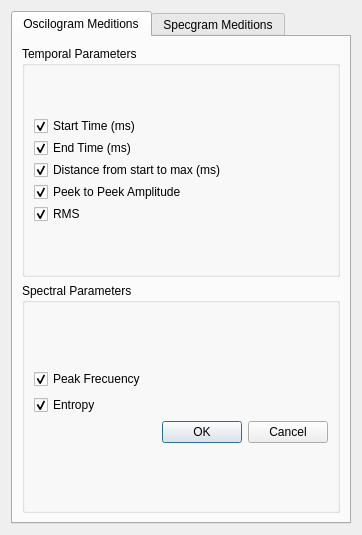
Qt form Graphic_Interface/UI Files/ParameterMeasurementDialogUI.ui (ECMora/SoundLab) before a commit.
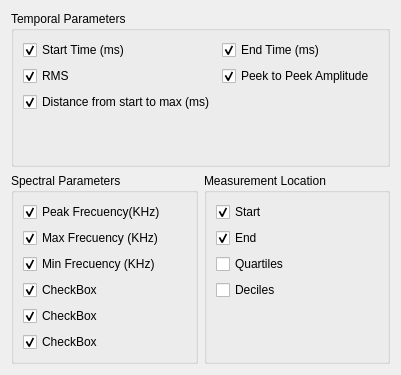
The same form after that commit.

```diff
--- a/Graphic_Interface/UI Files/ParameterMeasurementDialogUI.ui
+++ b/Graphic_Interface/UI Files/ParameterMeasurementDialogUI.ui
@@ -6,8 +6,8 @@
    <rect>
     <x>0</x>
     <y>0</y>
-    <width>362</width>
-    <height>535</height>
+    <width>401</width>
+    <height>375</height>
    </rect>
   </property>
   <property name="sizePolicy">
@@ -23,45 +23,88 @@
    <bool>false</bool>
   </property>
   <layout class="QGridLayout" name="gridLayout_3">
-   <item row="0" column="0">
-    <layout class="QVBoxLayout" name="verticalLayout">
-     <property name="sizeConstraint">
-      <enum>QLayout::SetMaximumSize</enum>
-     </property>
-     <item>
-      <widget class="QTabWidget" name="tabWidget">
-       <property name="currentIndex">
-        <number>0</number>
-       </property>
-       <property name="tabsClosable">
-        <bool>false</bool>
-       </property>
-       <property name="movable">
-        <bool>true</bool>
-       </property>
-       <widget class="QWidget" name="tabOscParam">
-        <attribute name="title">
-         <string>Oscilogram Meditions</string>
-        </attribute>
-        <layout class="QGridLayout" name="gridLayout_2">
-         <item row="1" column="0">
-          <widget class="QGroupBox" name="gboxSpectralParameters">
-           <property name="sizePolicy">
-            <sizepolicy hsizetype="Expanding" vsizetype="Expanding">
-             <horstretch>0</horstretch>
-             <verstretch>0</verstretch>
-            </sizepolicy>
-           </property>
+   <item row="1" column="2">
+    <widget class="QGroupBox" name="gboxSpectral">
            <property name="title">
             <string>Spectral Parameters</string>
            </property>
-           <layout class="QGridLayout" name="gridLayout_4">
+     <layout class="QFormLayout" name="formLayout_2">
+      <property name="fieldGrowthPolicy">
+       <enum>QFormLayout::AllNonFixedFieldsGrow</enum>
+      </property>
             <item row="1" column="0">
-             <layout class="QGridLayout" name="gridLayout">
+       <widget class="QCheckBox" name="cbxDistancefromStartToMax_2">
+        <property name="text">
+         <string>Peak Frecuency(KHz)</string>
+        </property>
+        <property name="checked">
+         <bool>true</bool>
+        </property>
+       </widget>
+      </item>
+      <item row="2" column="0">
+       <widget class="QCheckBox" name="checkBox">
+        <property name="text">
+         <string>Max Frecuency (KHz)</string>
+        </property>
+        <property name="checked">
+         <bool>true</bool>
+        </property>
+       </widget>
+      </item>
+      <item row="3" column="0">
+       <widget class="QCheckBox" name="checkBox_2">
+        <property name="text">
+         <string>Min Frecuency (KHz)</string>
+        </property>
+        <property name="checked">
+         <bool>true</bool>
+        </property>
+       </widget>
+      </item>
+      <item row="4" column="0">
+       <widget class="QCheckBox" name="checkBox_4">
+        <property name="text">
+         <string>CheckBox</string>
+        </property>
+        <property name="checked">
+         <bool>true</bool>
+        </property>
+       </widget>
+      </item>
+      <item row="5" column="0">
+       <widget class="QCheckBox" name="checkBox_3">
+        <property name="text">
+         <string>CheckBox</string>
+        </property>
+        <property name="checked">
+         <bool>true</bool>
+        </property>
+       </widget>
+      </item>
+      <item row="6" column="0">
+       <widget class="QCheckBox" name="checkBox_5">
+        <property name="text">
+         <string>CheckBox</string>
+        </property>
+        <property name="checked">
+         <bool>true</bool>
+        </property>
+       </widget>
+      </item>
+     </layout>
+    </widget>
+   </item>
+   <item row="1" column="3">
+    <widget class="QGroupBox" name="groupBox">
+     <property name="title">
+      <string>Measurement Location</string>
+     </property>
+     <layout class="QFormLayout" name="formLayout_3">
               <item row="0" column="0">
-               <widget class="QCheckBox" name="cbxPeakFreq">
+       <widget class="QCheckBox" name="checkBox_6">
                 <property name="text">
-                 <string>Peak Frecuency</string>
+         <string>Start</string>
                 </property>
                 <property name="checked">
                  <bool>true</bool>
@@ -69,9 +112,9 @@
                </widget>
               </item>
               <item row="1" column="0">
-               <widget class="QCheckBox" name="cbxEntropy">
+       <widget class="QCheckBox" name="checkBox_7">
                 <property name="text">
-                 <string>Entropy</string>
+         <string>End</string>
                 </property>
                 <property name="checked">
                  <bool>true</bool>
@@ -79,21 +122,23 @@
                </widget>
               </item>
               <item row="2" column="0">
-               <widget class="QDialogButtonBox" name="buttonBox">
-                <property name="orientation">
-                 <enum>Qt::Horizontal</enum>
-                </property>
-                <property name="standardButtons">
-                 <set>QDialogButtonBox::Cancel|QDialogButtonBox::Ok</set>
+       <widget class="QCheckBox" name="checkBox_8">
+        <property name="text">
+         <string>Quartiles</string>
+        </property>
+       </widget>
+      </item>
+      <item row="3" column="0">
+       <widget class="QCheckBox" name="checkBox_9">
+        <property name="text">
+         <string>Deciles</string>
                 </property>
                </widget>
               </item>
              </layout>
-            </item>
-           </layout>
-          </widget>
-         </item>
-         <item row="0" column="0">
+    </widget>
+   </item>
+   <item row="0" column="2" colspan="2">
           <widget class="QGroupBox" name="gboxOscilogramParameters">
            <property name="sizePolicy">
             <sizepolicy hsizetype="Expanding" vsizetype="Expanding">
@@ -104,35 +149,10 @@
            <property name="title">
             <string>Temporal Parameters</string>
            </property>
-           <layout class="QGridLayout" name="gridLayout_5">
-            <item row="0" column="0">
-             <layout class="QGridLayout" name="grdLyTemporalParameters">
-              <property name="sizeConstraint">
-               <enum>QLayout::SetNoConstraint</enum>
-              </property>
-              <property name="spacing">
-               <number>2</number>
-              </property>
-              <item row="2" column="0">
-               <widget class="QCheckBox" name="cbxDistancefromStartToMax">
-                <property name="text">
-                 <string>Distance from start to max (ms)</string>
-                </property>
-                <property name="checked">
-                 <bool>true</bool>
-                </property>
-               </widget>
-              </item>
-              <item row="1" column="0">
-               <widget class="QCheckBox" name="cbxEndTime">
-                <property name="text">
-                 <string>End Time (ms)</string>
-                </property>
-                <property name="checked">
-                 <bool>true</bool>
-                </property>
-               </widget>
-              </item>
+     <layout class="QFormLayout" name="formLayout">
+      <property name="fieldGrowthPolicy">
+       <enum>QFormLayout::AllNonFixedFieldsGrow</enum>
+      </property>
               <item row="0" column="0">
                <widget class="QCheckBox" name="cbxStartTime">
                 <property name="text">
@@ -143,17 +163,17 @@
                 </property>
                </widget>
               </item>
-              <item row="3" column="0">
-               <widget class="QCheckBox" name="cbxPeekToPeek">
+      <item row="0" column="1">
+       <widget class="QCheckBox" name="cbxEndTime">
                 <property name="text">
-                 <string>Peek to Peek Amplitude</string>
+         <string>End Time (ms)</string>
                 </property>
                 <property name="checked">
                  <bool>true</bool>
                 </property>
                </widget>
               </item>
-              <item row="4" column="0">
+      <item row="1" column="0">
                <widget class="QCheckBox" name="cbxRms">
                 <property name="text">
                  <string>RMS</string>
@@ -163,33 +183,28 @@
                 </property>
                </widget>
               </item>
-             </layout>
-            </item>
-           </layout>
-          </widget>
-         </item>
-        </layout>
-       </widget>
-       <widget class="QWidget" name="tabSpecParam">
-        <property name="sizePolicy">
-         <sizepolicy hsizetype="Expanding" vsizetype="Expanding">
-          <horstretch>0</horstretch>
-          <verstretch>0</verstretch>
-         </sizepolicy>
+      <item row="1" column="1">
+       <widget class="QCheckBox" name="cbxPeekToPeek">
+        <property name="text">
+         <string>Peek to Peek Amplitude</string>
+        </property>
+        <property name="checked">
+         <bool>true</bool>
+        </property>
+       </widget>
+      </item>
+      <item row="2" column="0">
+       <widget class="QCheckBox" name="cbxDistancefromStartToMax">
+        <property name="text">
+         <string>Distance from start to max (ms)</string>
         </property>
-        <property name="maximumSize">
-         <size>
-          <width>516</width>
-          <height>358</height>
-         </size>
+        <property name="checked">
+         <bool>true</bool>
         </property>
-        <attribute name="title">
-         <string>Specgram Meditions</string>
-        </attribute>
        </widget>
-      </widget>
-     </item>
-    </layout>
+      </item>
+     </layout>
+    </widget>
    </item>
   </layout>
  </widget>
```
Left out of the diff: 39 changed lines with no effect on the pictures. Lines whose indentation alone changed are shown as unchanged.
